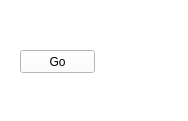
Qt form memoryloading.ui (ahmed-agiza/Jupiter) before a commit.
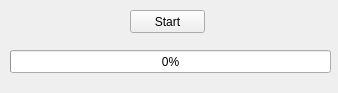
The same form after that commit.

```diff
--- a/memoryloading.ui
+++ b/memoryloading.ui
@@ -6,27 +6,40 @@
    <rect>
     <x>0</x>
     <y>0</y>
-    <width>188</width>
-    <height>121</height>
+    <width>338</width>
+    <height>93</height>
    </rect>
   </property>
   <property name="windowTitle">
    <string>Form</string>
   </property>
   <property name="styleSheet">
-   <string notr="true">background-color: rgb(255, 255, 255);</string>
+   <string notr="true"/>
   </property>
   <widget class="QPushButton" name="pushButton">
    <property name="geometry">
     <rect>
-     <x>20</x>
-     <y>50</y>
+     <x>130</x>
+     <y>10</y>
      <width>75</width>
      <height>23</height>
     </rect>
    </property>
    <property name="text">
-    <string>Go</string>
+    <string>Start</string>
+   </property>
+  </widget>
+  <widget class="QProgressBar" name="progressBar">
+   <property name="geometry">
+    <rect>
+     <x>10</x>
+     <y>50</y>
+     <width>321</width>
+     <height>23</height>
+    </rect>
+   </property>
+   <property name="value">
+    <number>0</number>
    </property>
   </widget>
  </widget>
```
